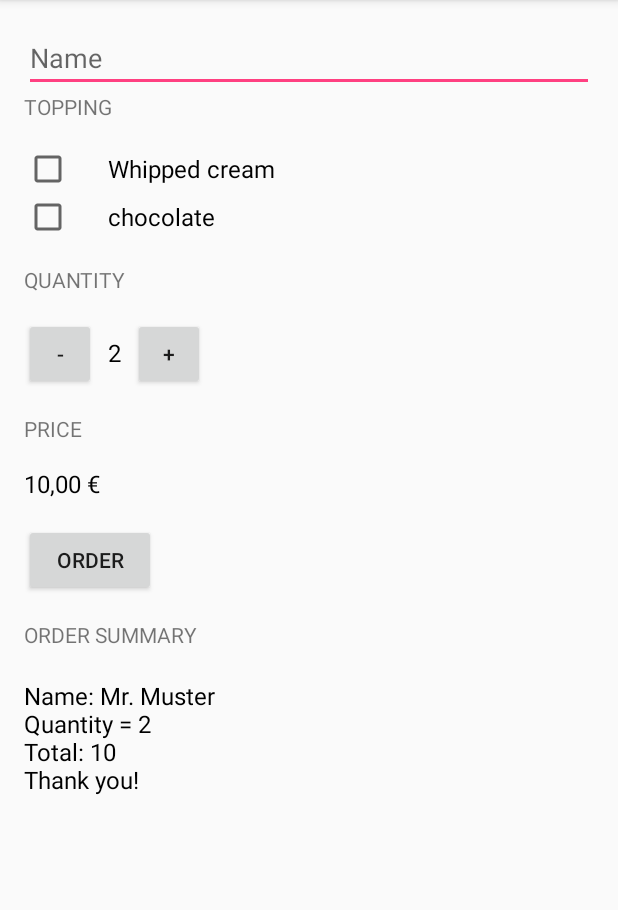
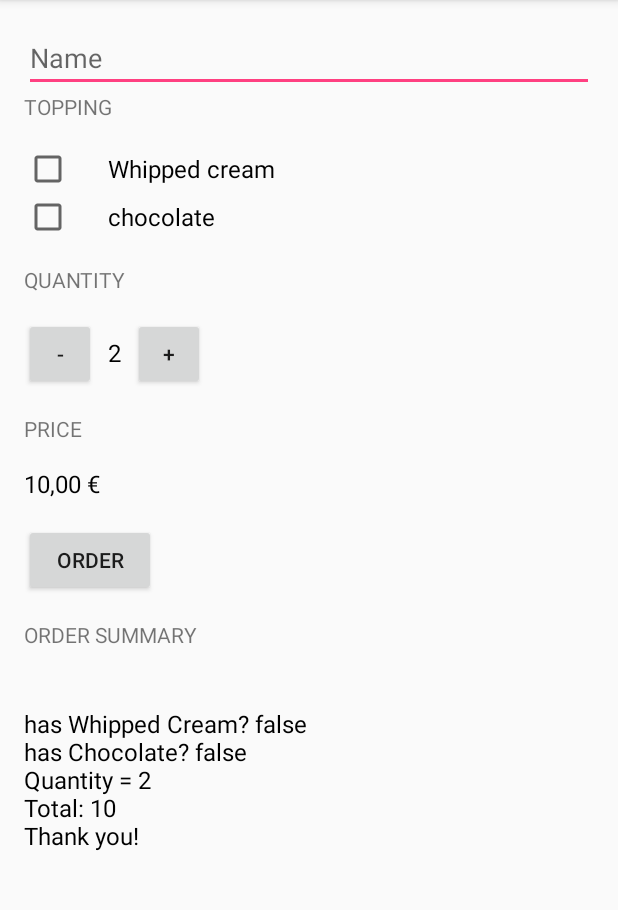
Before and after one commit to jzaoueli/JustJ, an Android app: the screen it shows after launch (MainActivity), after a tap on "ORDER", on a phone screen of 412 x 824 dp, the part 84-994 px from its top. Run offline under Robolectric (Android 15) with nearby library versions, the phone set to English and light mode, and no system bars.

Commit message:
show name + adjust price when cream and chocolate selected + quantity between 1 and 99

```diff
--- a/app/src/main/java/com/example/zaoueli/justj/MainActivity.java
+++ b/app/src/main/java/com/example/zaoueli/justj/MainActivity.java
@@ -4,6 +4,8 @@ import android.os.Bundle;
 import android.support.v7.app.AppCompatActivity;
 import android.util.Log;
 import android.view.View;
+import android.widget.CheckBox;
+import android.widget.EditText;
 import android.widget.TextView;
 import android.widget.Toast;
 
@@ -17,18 +19,6 @@ public class MainActivity extends AppCompatActivity {
     public static final int PRICE_PER_CUP = 5;
     private int quantity = 2;
 
-    /**
-     * String title = "Today\'s Specials";
-     * String specialOfTheDay = "Caffe Latte";
-     * String nutritionInfo = "500 calories or less";
-     * String drinkName = "iced coffee";
-     * ***
-     * String orderNumber = "Order number: " + 23;
-     * String barista = "You were served by " + "Jack";
-     * String sneackyPromotion = "You are" + 2 + "cups away from free drink.";
-     */
-
-
     @Override
     protected void onCreate(Bundle savedInstanceState) {
         super.onCreate(savedInstanceState);
@@ -36,26 +26,42 @@ public class MainActivity extends AppCompatActivity {
     }
 
     public void submitOrder(View view) {
-        int price = calculatePrice();
+        CheckBox hasWhippedCreamCheckBox = (CheckBox) findViewById(R.id.whipped_cream_check_box);
+        Boolean hasWhippedCream = hasWhippedCreamCheckBox.isChecked();
+        Log.i("+_+ MyTrack -_-", "hasWhippedCream = " + hasWhippedCream);
 
-        String orderSummary = createOrderSummary(price);
+        CheckBox chocolateCheckBox = (CheckBox) findViewById(R.id.chocolate_check_box);
+        boolean hasChocolate = chocolateCheckBox.isChecked();
+
+        int price = calculatePrice(hasWhippedCream, hasChocolate);
+
+        EditText nameTextView = (EditText) findViewById(R.id.name_edit_text);
+        String name = nameTextView.getText().toString();
+
+        String orderSummary = createOrderSummary(name, price, hasWhippedCream, hasChocolate);
         displayMessage(orderSummary);
-
-        String ToastMessage = "Oder submitted with " + quantity + " item(s)";
-        Toast.makeText(getApplicationContext(), ToastMessage, Toast.LENGTH_SHORT).show();
 
     }
 
-    private String createOrderSummary(int price) {
-        String summary = "Name: Mr. Muster\n";
+    private String createOrderSummary(String name, int price, Boolean hasWhippedCream, Boolean hasChocolate) {
+        String summary = name + "\n";
+        summary = summary + "has Whipped Cream? " + hasWhippedCream + "\n";
+        summary = summary + "has Chocolate? " + hasChocolate + "\n";
         summary = summary + "Quantity = " + quantity + "\n";
         summary = summary + "Total: " + price + "\n";
         summary = summary + "Thank you!";
         return summary;
     }
 
-    private int calculatePrice() {
-        return quantity * PRICE_PER_CUP;
+    private int calculatePrice(Boolean hasWhippedCream, boolean hasChocolate) {
+        int BasePrice = PRICE_PER_CUP;
+        if (hasWhippedCream) {
+            BasePrice = BasePrice + 1;
+        }
+        if (hasChocolate) {
+            BasePrice = BasePrice + 2;
+        }
+        return BasePrice * quantity;
     }
 
     private void displayQuantity(int numberOfCoffees) {
@@ -71,15 +77,25 @@ public class MainActivity extends AppCompatActivity {
 
 
     public void increment(View view) {
+        if (quantity == 100) {
+            Toast.makeText(this, "you cannot order more than 100 coffees", Toast.LENGTH_SHORT).show();
+            return;
+        }
         quantity++;
         displayQuantity(quantity);
         displayPrice(5 * quantity);
+
     }
 
     public void decrement(View view) {
+        if (quantity == 1) {
+            Toast.makeText(this, "you cannot have less than one coffee", Toast.LENGTH_SHORT).show();
+            return;
+        }
         quantity--;
         displayQuantity(quantity);
         displayPrice(5 * quantity);
+
     }
 
     private void displayPrice(int number) {
```
